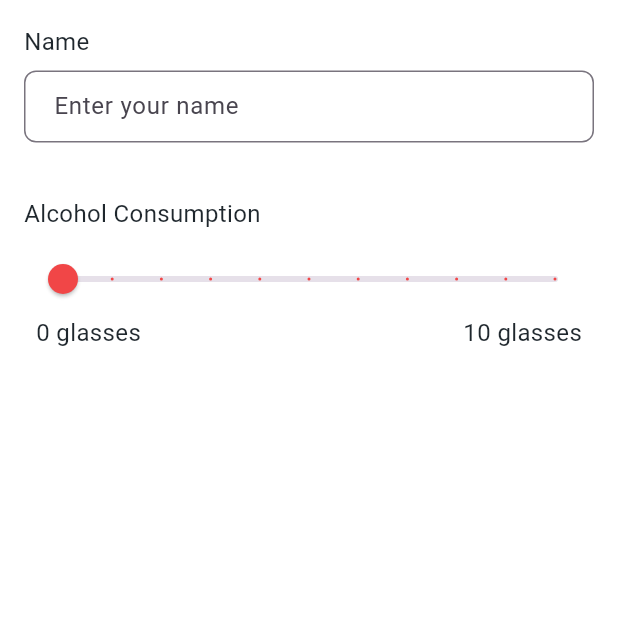
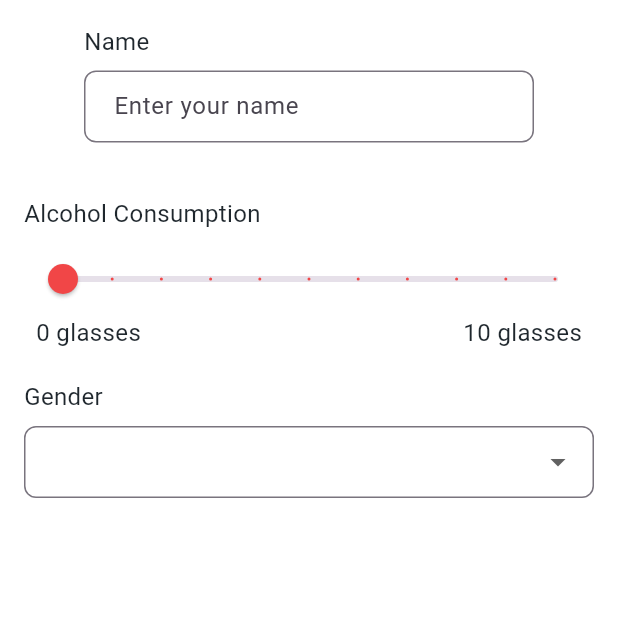
Before and after one commit to moozunch/Madhumeha, a Flutter app: the screen it shows after launch, on a phone screen of 412 x 824 dp, the top half of it. Run offline on Flutter 3.47's test engine with Material 3 defaults, Android fonts, the phone set to English and light mode, and no system bars.

```diff
--- a/lib/main.dart
+++ b/lib/main.dart
@@ -1,6 +1,6 @@
 import 'package:flutter/material.dart';
 import 'themes/appTheme.dart';
-import 'screens/boardingScreen.dart';
+import 'screens/splashScreen.dart';
 // import 'package:tflite_flutter/tflite_flutter.dart';
 
 void main() {
--- a/lib/screens/inputScreen.dart
+++ b/lib/screens/inputScreen.dart
@@ -1,16 +1,24 @@
 import 'package:flutter/material.dart';
 import 'package:Madhumeha/widgets/inputBox.dart';
 import 'package:Madhumeha/widgets/inputSlider.dart';
+import 'package:Madhumeha/widgets/dropDown.dart';
 
-class InputScreen extends StatelessWidget {
-  InputScreen({super.key}); // Tambahkan super.key untuk StatelessWidget //jadi kalau di scroll dia tidak berubah
+class InputScreen extends StatefulWidget {
+  InputScreen(
+      {super.key}); // Tambahkan super.key untuk StatelessWidget //jadi kalau di scroll dia tidak berubah
+  @override
+  State<StatefulWidget> createState() => _InputScreenState();
+}
 
+class _InputScreenState extends State<InputScreen> {
   //Input Box
-  final TextEditingController nameController = TextEditingController(); //membuat controller manggil TextEditingController dari inputBox.dart
+  TextEditingController nameController = TextEditingController(); //membuat controller manggil TextEditingController dari inputBox.dart
 
   //Slider
-  double AlcoholConsumption = 0.0;
+  double alchoholConsumption = 0.0;
 
+  //Dropdown
+  String? selectedGender;
 
   @override
   Widget build(BuildContext context) {
@@ -32,8 +40,19 @@ class InputScreen extends StatelessWidget {
           max: 10.0,
           divisions: 10,
           unit: 'glasses',
+          onChanged: (value) {
+            alchoholConsumption = value;
+          },
+        ),
+        const SizedBox(height: 20,),
+        DropDown(
+          label: 'Gender',
+          items: ['Male', 'Female'],
+          initialValue: 'Gender',
           onChanged: (value){
-              AlcoholConsumption = value;
+            setState(() {
+              selectedGender = value;
+            });
           },
         ),
   ],),),
--- /dev/null
+++ b/lib/widgets/dropDown.dart
@@ -0,0 +1,63 @@
+import 'package:flutter/material.dart';
+
+class DropDown extends StatefulWidget{
+  final String label;
+  final List<String> items;
+  final String? initialValue;
+  final ValueChanged<String> onChanged;
+
+  //Constructor
+  const DropDown({
+    super.key,
+    required this.label,
+    required this.items,
+    this.initialValue,
+    required this.onChanged,
+});
+
+  @override
+  State<DropDown> createState() => _DropDownState();
+}
+
+
+//State, kondisi dan widget
+class _DropDownState extends State<DropDown> {
+  String? selectedValue;
+
+  void initState(){ //keadaan awalnya entah itu sesuai yang ditentukan dari app atau item first diambil dari widget
+    super.initState();
+    selectedValue = widget.initialValue ?? widget.items.first;
+  }
+  //widgeet
+  @override
+  Widget build(BuildContext context){
+    return Column(
+      crossAxisAlignment: CrossAxisAlignment.start,
+      children: [
+        Text(
+          widget.label,
+          style: Theme.of(context).textTheme.bodyMedium,
+        ),
+        const SizedBox(height: 8,),
+        DropdownButtonFormField<String>(
+          value: selectedValue,
+          items: widget.items.map((String item) {//item list nya jadi string just in case
+            return DropdownMenuItem(
+              value: item,
+              child: Text(item),
+            );
+          }).toList(),
+          onChanged: (value) {
+           setState(() {
+            selectedValue = value;
+          });
+          widget.onChanged(value!);
+     },
+  decoration: InputDecoration(
+  border: OutlineInputBorder(borderRadius: BorderRadius.circular(8)),
+  contentPadding: const EdgeInsets.symmetric(vertical: 12, horizontal: 16),
+  focusedBorder: OutlineInputBorder(
+      borderSide: BorderSide(color: Theme.of(context).primaryColor )),
+  ),),]);
+  }//keadaan awalnya
+}
--- a/lib/widgets/inputBox.dart
+++ b/lib/widgets/inputBox.dart
@@ -1,31 +1,40 @@
 import 'package:flutter/material.dart';
 
+//Bisa untuk input string, sebagai datepicker, numberpicker.
 
 class InputBox extends StatelessWidget {
   final String label;
-  final TextEditingController controller; //perlu buat controller variabel tipe data TextEditingController
+  final TextEditingController controller;
   final String hint;
-  final TextInputType keyboardType; //menampung tipe data keyboard
+  final TextInputType keyboardType;
+  final VoidCallback? onTap; // untuk trigger DatePicker atau NumberPicker
 
-
-  //constructor
+  // Constructor
   const InputBox({
     super.key,
     required this.label,
-    required this.controller, //required karena controller wajib diisi
-    this.hint = '', //without required because it's optional
+    required this.controller,
+    this.hint = '',
     this.keyboardType = TextInputType.text,
+    this.onTap
   });
 
   @override
   Widget build(BuildContext context) {
     return Column(
-      crossAxisAlignment: CrossAxisAlignment.start, //menentukan posisi textfield
+      crossAxisAlignment: CrossAxisAlignment.start,
       children: [
-        Text(label, style: Theme.of(context).textTheme.bodyMedium), //menampilkan label
+        Text(label, style: Theme.of(context).textTheme.bodyMedium),
         const SizedBox(height: 8,),
-        //input box textfield
-        TextField(
+        GestureDetector(
+          onTap: onTap,
+          child: AbsorbPointer(
+            // agar input box tidak langsung aktifin keyboard
+            child: ConstrainedBox(
+              constraints: const BoxConstraints(
+                maxWidth: 300,
+              ),
+              child: TextField(
                 controller: controller,
                 keyboardType: keyboardType,
                 cursorColor: Theme.of(context).primaryColor,
@@ -37,10 +46,13 @@ class InputBox extends StatelessWidget {
                   focusedBorder: OutlineInputBorder(
                     borderSide: BorderSide(color: Theme.of(context).primaryColor),
                     borderRadius: BorderRadius.circular(8),
-            )
                   ),
                 ),
-        const SizedBox(height: 16,), //jarak antar textfield ke2 nanti.
+              ),
+            ),
+          ),
+        ),
+        const SizedBox(height: 16,),
       ],
     );
   }
```
Also changed, not shown: lib/screens/boardingScreen.dart (deleted, +0 -54 lines), lib/screens/splashScreen.dart (added, +54 -0 lines), lib/widgets/primaryButton.dart (added, +40 -0 lines). Lines whose indentation alone changed are shown as unchanged.
